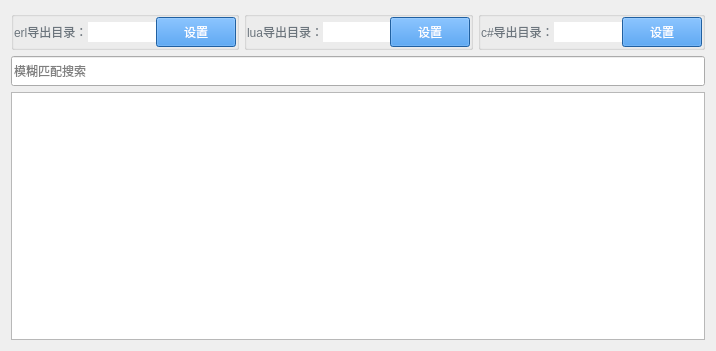
Before: the Qt Designer form c++/qt/tpl_generator/modtab.ui in dizengrong/dzr_code_2017, drawn with Qt 5.
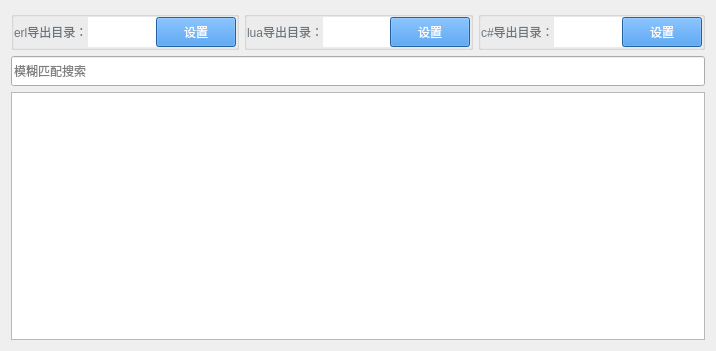
After: the same form once the commit is applied.

```diff
--- a/c++/qt/tpl_generator/modtab.ui
+++ b/c++/qt/tpl_generator/modtab.ui
@@ -92,6 +92,12 @@
         </item>
         <item>
          <widget class="QLineEdit" name="m_edit_erl_dir">
+          <property name="sizePolicy">
+           <sizepolicy hsizetype="Expanding" vsizetype="Expanding">
+            <horstretch>0</horstretch>
+            <verstretch>0</verstretch>
+           </sizepolicy>
+          </property>
           <property name="text">
            <string/>
           </property>
@@ -222,6 +228,12 @@
         </item>
         <item>
          <widget class="QLineEdit" name="m_edit_lua_dir">
+          <property name="sizePolicy">
+           <sizepolicy hsizetype="Expanding" vsizetype="Expanding">
+            <horstretch>0</horstretch>
+            <verstretch>0</verstretch>
+           </sizepolicy>
+          </property>
           <property name="frame">
            <bool>false</bool>
           </property>
@@ -323,6 +335,12 @@
         </item>
         <item>
          <widget class="QLineEdit" name="m_edit_cs_dir">
+          <property name="sizePolicy">
+           <sizepolicy hsizetype="Expanding" vsizetype="Expanding">
+            <horstretch>0</horstretch>
+            <verstretch>0</verstretch>
+           </sizepolicy>
+          </property>
           <property name="frame">
            <bool>false</bool>
           </property>
```
